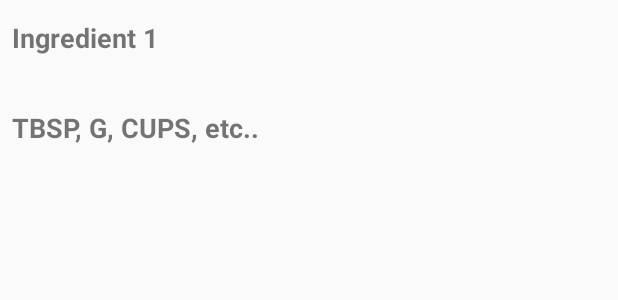
After one commit to othesius-exe/BakeIt, an Android app: the layout widget_ingredient_layout.xml on its own in the app's theme, with its tools: preview values and no code run, on a phone screen of 412 x 824 dp. The commit adds this screen. Shown: the top 300 px of the screen. Run offline under Robolectric (Android 15) with nearby library versions, the phone set to English and light mode, and no system bars.

Commit message:
widgets wtf

```diff
--- a/app/build.gradle
+++ b/app/build.gradle
@@ -34,4 +34,5 @@ dependencies {
     annotationProcessor 'com.jakewharton:butterknife-compiler:8.7.0'
     compile 'com.android.support:design:25.3.1'
     compile 'com.android.support:recyclerview-v7:25.3.1'
+    compile 'com.google.code.gson:gson:2.8.1'
 }
--- a/app/src/main/AndroidManifest.xml
+++ b/app/src/main/AndroidManifest.xml
@@ -32,7 +32,7 @@
                 android:value=".ui.MainActivity"/>
         </activity>
 
-        <receiver android:name=".BakeItWidget">
+        <receiver android:name=".Widget.BakeItWidget">
             <intent-filter>
                 <action android:name="android.appwidget.action.APPWIDGET_UPDATE"/>
             </intent-filter>
@@ -41,6 +41,8 @@
                 android:name="android.appwidget.provider"
                 android:resource="@xml/bake_it_widget_info"/>
         </receiver>
+
+        <service android:name=".Widget.BakeItWidgetService"/>
     </application>
 
 </manifest>
--- /dev/null
+++ b/app/src/main/res/layout/widget_ingredient_layout.xml
@@ -0,0 +1,21 @@
+<?xml version="1.0" encoding="utf-8"?>
+<LinearLayout xmlns:android="http://schemas.android.com/apk/res/android"
+              android:orientation="vertical"
+              android:layout_width="match_parent"
+              android:layout_height="match_parent">
+
+    <TextView
+        style="@style/text_view_style"
+        android:id="@+id/widget_ingredient"
+        android:layout_width="match_parent"
+        android:layout_height="@dimen/text_view_height"
+        android:text="@string/ingredient"/>
+    <TextView
+        style="@style/text_view_style"
+        android:id="@+id/widget_measurement"
+        android:layout_width="match_parent"
+        android:layout_height="@dimen/text_view_height"
+        android:text="@string/measurement"/>
+
+
+</LinearLayout>
--- a/app/src/main/res/values/styles.xml
+++ b/app/src/main/res/values/styles.xml
@@ -67,6 +67,7 @@
         <item name="android:textStyle">bold</item>
         <item name="android:textSize">@dimen/primaryText</item>
         <item name="android:paddingLeft">@dimen/text_view_right_left_padding</item>
+        <item name="android:gravity">center_vertical</item>
     </style>
 
     <style name="directions_view_style">
--- a/app/src/main/res/xml/bake_it_widget_info.xml
+++ b/app/src/main/res/xml/bake_it_widget_info.xml
@@ -3,9 +3,8 @@
                     android:initialKeyguardLayout="@layout/bake_it_widget"
                     android:initialLayout="@layout/bake_it_widget"
                     android:minHeight="40dp"
-                    android:minWidth="40dp"
-                    android:previewImage="@drawable/example_appwidget_preview"
+                    android:minWidth="250dp"
                     android:resizeMode="horizontal|vertical"
-                    android:updatePeriodMillis="86400000"
+                    android:updatePeriodMillis="0"
                     android:widgetCategory="home_screen">
 </appwidget-provider>
```
Also changed, not shown: app/src/main/java/com/example/caleb/bakeit/Widget/BakeItWidget.java (renamed from app/src/main/java/com/example/caleb/bakeit/BakeItWidget.java, +15 -4 lines), app/src/main/java/com/example/caleb/bakeit/Widget/BakeItWidgetAdapter.java (added, +76 -0 lines), app/src/main/java/com/example/caleb/bakeit/Widget/BakeItWidgetService.java (added, +19 -0 lines), app/src/main/res/layout/bake_it_widget.xml (+14 -17 lines).
